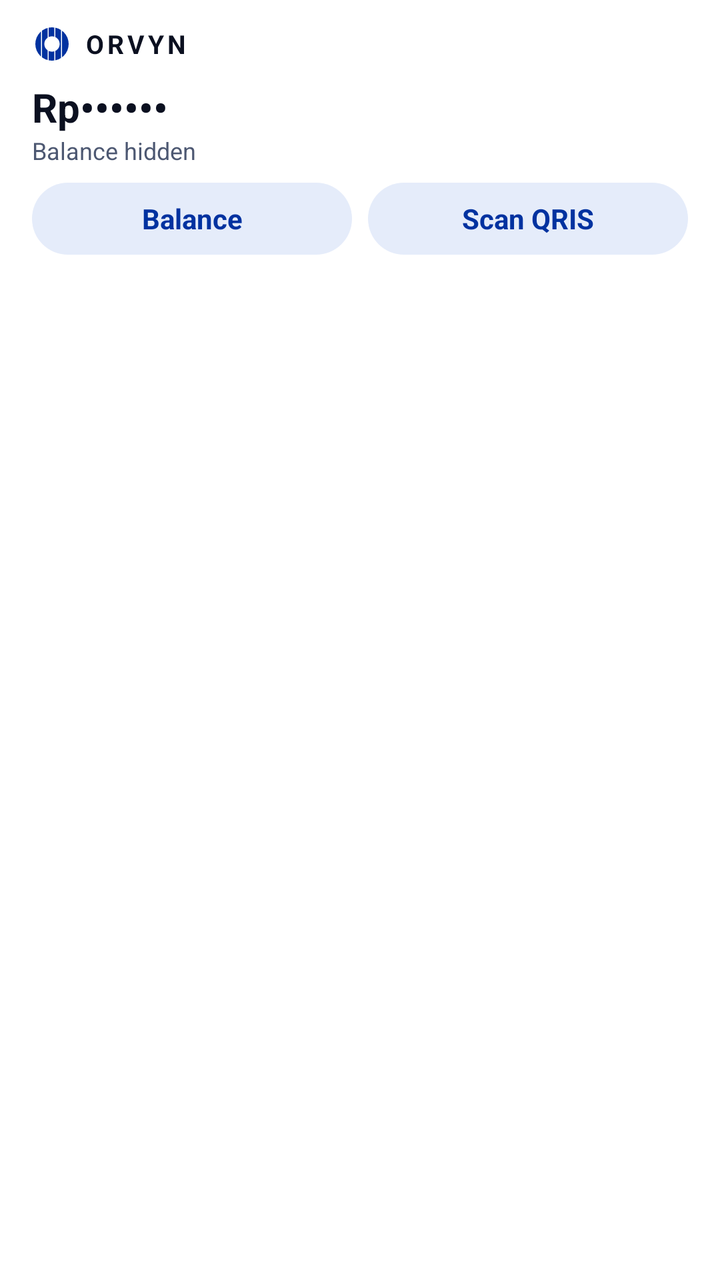
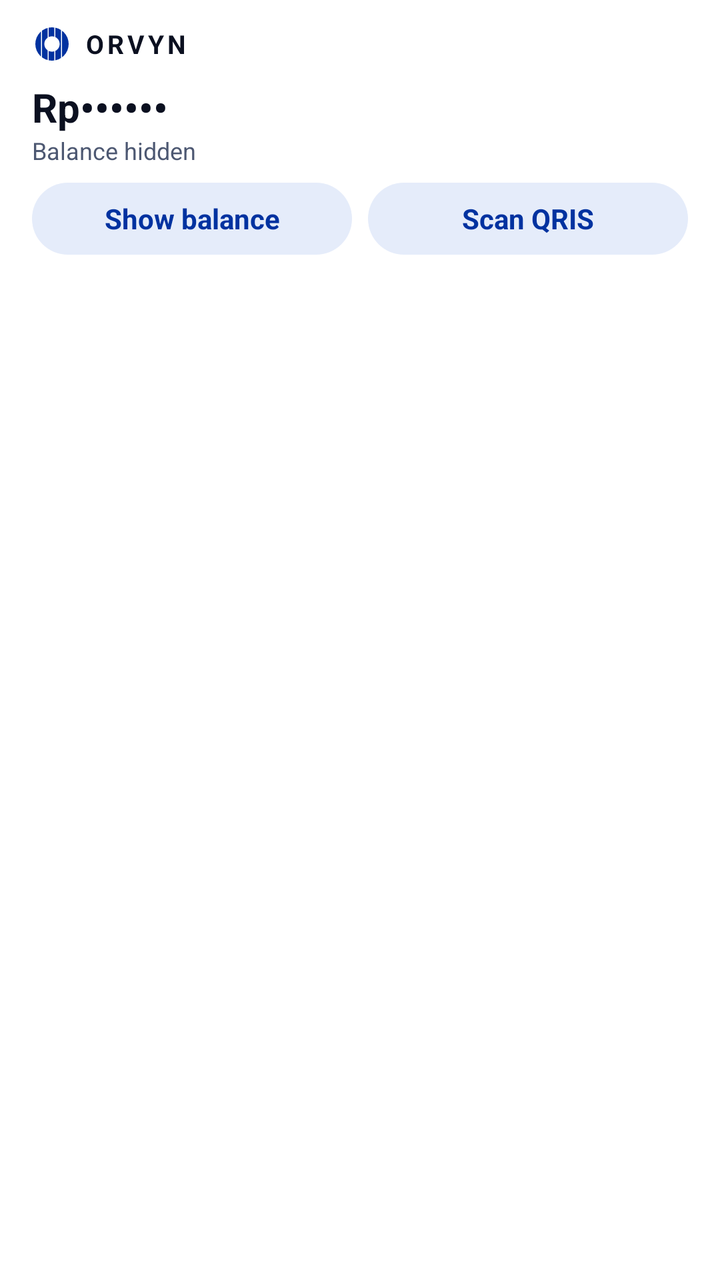

Two renders of the same Android screen: before a commit and after it. Below are the layout's source before the change and the commit's diff.
<!-- AndroidManifest.xml: application theme Theme.Orvyn.Splash -->
<!-- res/layout/widget_orvyn.xml -->
<?xml version="1.0" encoding="utf-8"?>
<LinearLayout xmlns:android="http://schemas.android.com/apk/res/android"
    android:id="@android:id/background"
    android:layout_width="match_parent" android:layout_height="match_parent"
    android:orientation="vertical" android:paddingHorizontal="16dp" android:paddingVertical="12dp" android:background="@drawable/widget_bg">

    <LinearLayout android:layout_width="match_parent" android:layout_height="wrap_content" android:gravity="center_vertical" android:orientation="horizontal">
        <ImageView android:layout_width="20dp" android:layout_height="20dp" android:src="@drawable/ic_notification" android:tint="@color/widget_pill_text" android:importantForAccessibility="no" />
        <TextView android:layout_width="wrap_content" android:layout_height="wrap_content" android:layout_marginStart="6dp"
            android:text="ORVYN" android:letterSpacing="0.14" android:textStyle="bold" android:textSize="13sp" android:textColor="@color/widget_text" />
    </LinearLayout>

    <TextView android:id="@+id/widget_balance" android:layout_width="match_parent" android:layout_height="wrap_content" android:layout_marginTop="8dp"
        android:text="Rp••••••" android:textSize="20sp" android:textStyle="bold" android:textColor="@color/widget_text" android:maxLines="1" android:ellipsize="end" />
    <TextView android:id="@+id/widget_hint" android:layout_width="match_parent" android:layout_height="wrap_content"
        android:text="Balance hidden" android:textSize="12sp" android:textColor="@color/widget_muted" android:maxLines="1" />

    <LinearLayout android:layout_width="match_parent" android:layout_height="wrap_content" android:layout_marginTop="8dp" android:orientation="horizontal">
        <TextView android:id="@+id/widget_show" android:layout_width="0dp" android:layout_weight="1" android:layout_height="36dp"
            android:gravity="center" android:background="@drawable/widget_pill" android:text="Balance"
            android:textSize="14sp" android:textStyle="bold" android:textColor="@color/widget_pill_text" />
        <TextView android:id="@+id/widget_qris" android:layout_width="0dp" android:layout_weight="1" android:layout_height="36dp" android:layout_marginStart="8dp"
            android:gravity="center" android:background="@drawable/widget_pill" android:text="Scan QRIS"
            android:textSize="14sp" android:textStyle="bold" android:textColor="@color/widget_pill_text" />
    </LinearLayout>
</LinearLayout>
<!-- resources referenced by this layout -->
<resources>
  <color name="widget_muted">#4D5872</color>
  <color name="widget_pill_text">#0032A0</color>
  <color name="widget_text">#0B1020</color>
  <!-- drawable ic_notification (drawable) -->
  <?xml version="1.0" encoding="utf-8"?>
  <vector xmlns:android="http://schemas.android.com/apk/res/android"
      android:width="24dp" android:height="24dp"
      android:viewportWidth="24" android:viewportHeight="24">
      <group>
          <clip-path android:pathData="M2,2h3.4v20h-3.4z M6,2h3.4v20h-3.4z M10,2h3.4v20h-3.4z M14,2h3.4v20h-3.4z M18,2h4v20h-4z" />
          <path android:fillColor="#FFFFFF" android:fillType="evenOdd"
              android:pathData="M12,2a10,10 0 1,1 0,20a10,10 0 1,1 0,-20z M12,7.4a4.6,4.6 0 1,0 0,9.2a4.6,4.6 0 1,0 0,-9.2z" />
      </group>
  </vector>
  <!-- drawable widget_bg (drawable) -->
  <?xml version="1.0" encoding="utf-8"?>
  <shape xmlns:android="http://schemas.android.com/apk/res/android" android:shape="rectangle">
      <solid android:color="@color/widget_bg" />
      <corners android:radius="24dp" />
  </shape>
  <!-- drawable widget_pill (drawable) -->
  <?xml version="1.0" encoding="utf-8"?>
  <shape xmlns:android="http://schemas.android.com/apk/res/android" android:shape="rectangle">
      <solid android:color="@color/widget_pill" />
      <corners android:radius="999dp" />
  </shape>
  <style name="Theme.Orvyn.Splash" parent="Theme.SplashScreen">
          <item name="windowSplashScreenBackground">@color/nero</item>
          <item name="windowSplashScreenAnimatedIcon">@drawable/ic_launcher_foreground</item>
          <item name="postSplashScreenTheme">@style/Theme.Orvyn</item>
      </style>
  <color name="widget_bg">#FFFFFF</color>
  <color name="widget_pill">#E5ECFA</color>
  <color name="nero">#0A0B10</color>
  <!-- drawable ic_launcher_foreground (drawable) -->
  <?xml version="1.0" encoding="utf-8"?>
  <vector xmlns:android="http://schemas.android.com/apk/res/android"
      android:width="108dp" android:height="108dp"
      android:viewportWidth="108" android:viewportHeight="108">
      <group>
          <clip-path android:pathData="M54,32a22,22 0 1,1 0,44a22,22 0 1,1 0,-44z" />
          <path android:fillColor="#FFFFFF" android:pathData="M32,32h44v44h-44z" />
          <path android:fillColor="#0032A0" android:pathData="M32,32h8.8v44h-8.8z M49.6,32h8.8v44h-8.8z M67.2,32h8.8v44h-8.8z" />
      </group>
      <path android:fillColor="#0A0B10" android:pathData="M54,44.4a9.6,9.6 0 1,1 0,19.2a9.6,9.6 0 1,1 0,-19.2z" />
  </vector>
  <style name="Theme.Orvyn" parent="android:Theme.Material.Light.NoActionBar" />
</resources>

<!-- the commit's change to res/layout/widget_orvyn.xml (unified diff, before → after) -->
@@ -17,7 +17,7 @@
 
     <LinearLayout android:layout_width="match_parent" android:layout_height="wrap_content" android:layout_marginTop="8dp" android:orientation="horizontal">
         <TextView android:id="@+id/widget_show" android:layout_width="0dp" android:layout_weight="1" android:layout_height="36dp"
-            android:gravity="center" android:background="@drawable/widget_pill" android:text="Balance"
+            android:gravity="center" android:background="@drawable/widget_pill" android:text="Show balance"
             android:textSize="14sp" android:textStyle="bold" android:textColor="@color/widget_pill_text" />
         <TextView android:id="@+id/widget_qris" android:layout_width="0dp" android:layout_weight="1" android:layout_height="36dp" android:layout_marginStart="8dp"
             android:gravity="center" android:background="@drawable/widget_pill" android:text="Scan QRIS"
